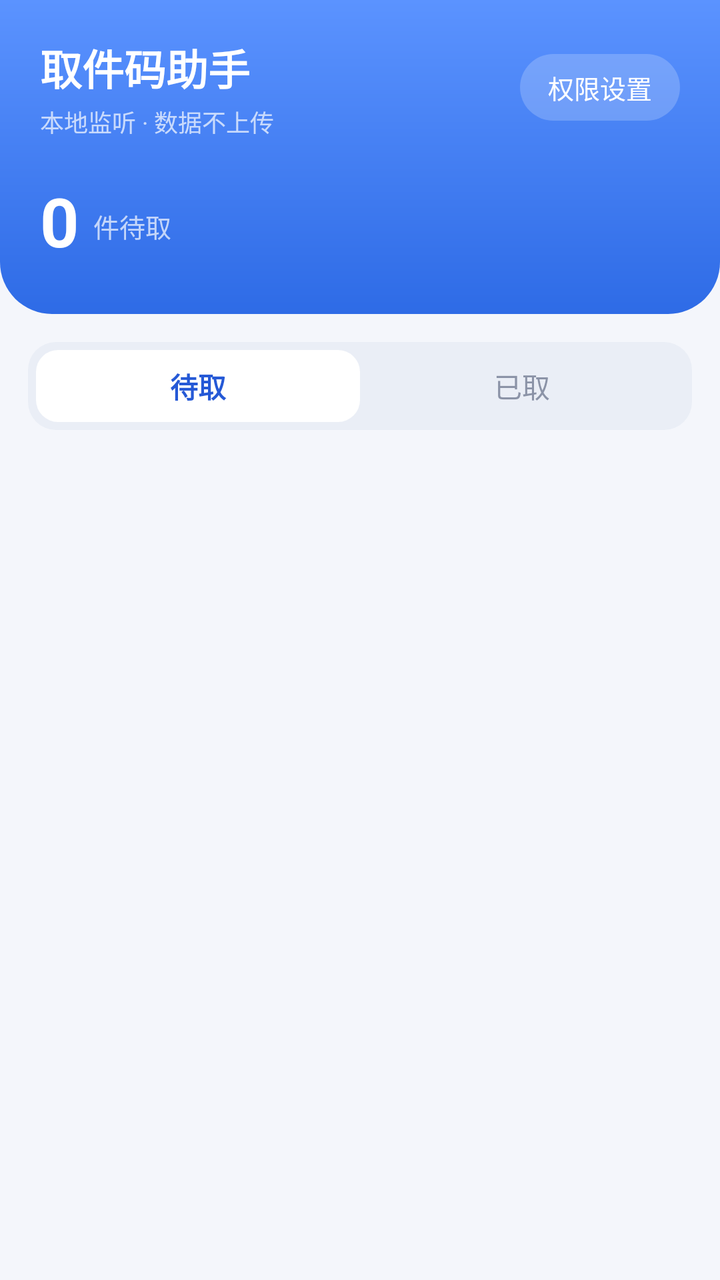
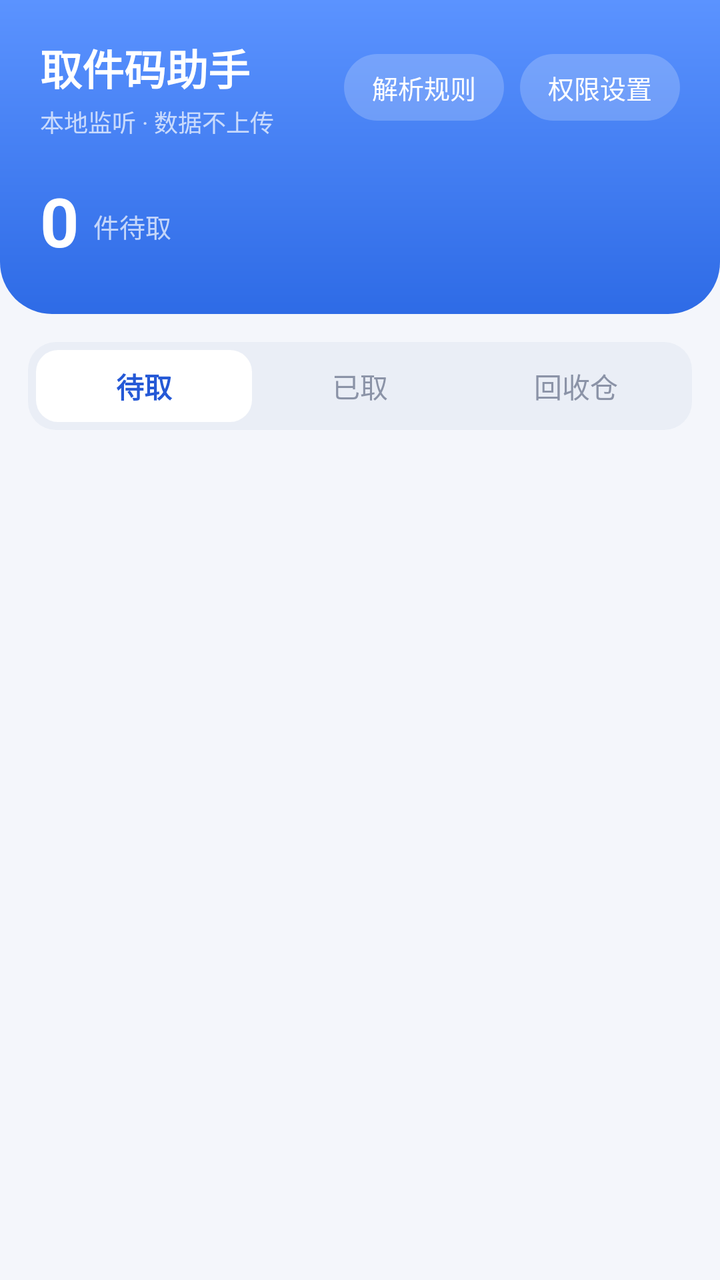

An Android layout rendered at two revisions. The XML below is the earlier revision; the diff shows what the commit changed to produce the second picture.
<!-- AndroidManifest.xml: application theme Theme.Pickup -->
<!-- res/layout/activity_main.xml -->
<?xml version="1.0" encoding="utf-8"?>
<LinearLayout xmlns:android="http://schemas.android.com/apk/res/android"
    android:layout_width="match_parent"
    android:layout_height="match_parent"
    android:background="@color/bg"
    android:orientation="vertical">

    
    <LinearLayout
        android:layout_width="match_parent"
        android:layout_height="wrap_content"
        android:background="@drawable/bg_header"
        android:orientation="vertical"
        android:paddingStart="20dp"
        android:paddingTop="18dp"
        android:paddingEnd="20dp"
        android:paddingBottom="24dp">

        <LinearLayout
            android:layout_width="match_parent"
            android:layout_height="wrap_content"
            android:gravity="center_vertical"
            android:orientation="horizontal">

            <LinearLayout
                android:layout_width="0dp"
                android:layout_height="wrap_content"
                android:layout_weight="1"
                android:orientation="vertical">

                <TextView
                    android:layout_width="wrap_content"
                    android:layout_height="wrap_content"
                    android:text="取件码助手"
                    android:textColor="#FFFFFF"
                    android:textSize="21sp"
                    android:textStyle="bold" />

                <TextView
                    android:layout_width="wrap_content"
                    android:layout_height="wrap_content"
                    android:layout_marginTop="3dp"
                    android:text="本地监听 · 数据不上传"
                    android:textColor="@color/white_70"
                    android:textSize="12sp" />
            </LinearLayout>

            <TextView
                android:id="@+id/btn_settings"
                android:layout_width="wrap_content"
                android:layout_height="wrap_content"
                android:background="@drawable/bg_header_btn"
                android:paddingStart="14dp"
                android:paddingTop="7dp"
                android:paddingEnd="14dp"
                android:paddingBottom="7dp"
                android:text="权限设置"
                android:textColor="#FFFFFF"
                android:textSize="13sp" />
        </LinearLayout>

        <LinearLayout
            android:layout_width="match_parent"
            android:layout_height="wrap_content"
            android:layout_marginTop="18dp"
            android:gravity="bottom"
            android:orientation="horizontal">

            <TextView
                android:id="@+id/txt_stat_count"
                android:layout_width="wrap_content"
                android:layout_height="wrap_content"
                android:text="0"
                android:textColor="#FFFFFF"
                android:textSize="34sp"
                android:textStyle="bold" />

            <TextView
                android:layout_width="wrap_content"
                android:layout_height="wrap_content"
                android:layout_marginStart="7dp"
                android:layout_marginBottom="5dp"
                android:text="件待取"
                android:textColor="@color/white_70"
                android:textSize="13sp" />
        </LinearLayout>
    </LinearLayout>

    
    <ScrollView
        android:layout_width="match_parent"
        android:layout_height="wrap_content"
        android:scrollbars="none">

        <LinearLayout
            android:id="@+id/perm_card"
            android:layout_width="match_parent"
            android:layout_height="wrap_content"
            android:layout_marginStart="14dp"
            android:layout_marginTop="14dp"
            android:layout_marginEnd="14dp"
            android:background="@drawable/bg_card"
            android:orientation="vertical"
            android:padding="16dp"
            android:visibility="gone">

            <TextView
                android:layout_width="wrap_content"
                android:layout_height="wrap_content"
                android:text="还需开启以下权限"
                android:textColor="@color/text_main"
                android:textSize="15sp"
                android:textStyle="bold" />

            <TextView
                android:layout_width="match_parent"
                android:layout_height="wrap_content"
                android:layout_marginTop="4dp"
                android:text="开启后收到快递短信或通知会自动识别取件码"
                android:textColor="@color/text_sub"
                android:textSize="12sp" />

            <LinearLayout
                android:id="@+id/perm_container"
                android:layout_width="match_parent"
                android:layout_height="wrap_content"
                android:layout_marginTop="4dp"
                android:orientation="vertical" />
        </LinearLayout>
    </ScrollView>

    
    <LinearLayout
        android:layout_width="match_parent"
        android:layout_height="44dp"
        android:layout_marginStart="14dp"
        android:layout_marginTop="14dp"
        android:layout_marginEnd="14dp"
        android:background="@drawable/bg_segment"
        android:orientation="horizontal"
        android:padding="4dp">

        <TextView
            android:id="@+id/tab_pending"
            android:layout_width="0dp"
            android:layout_height="match_parent"
            android:layout_weight="1"
            android:background="@drawable/bg_tab_selected"
            android:gravity="center"
            android:text="待取"
            android:textColor="@color/primary_dark"
            android:textSize="14sp"
            android:textStyle="bold" />

        <TextView
            android:id="@+id/tab_done"
            android:layout_width="0dp"
            android:layout_height="match_parent"
            android:layout_weight="1"
            android:background="@drawable/bg_tab_normal"
            android:gravity="center"
            android:text="已取"
            android:textColor="@color/text_sub"
            android:textSize="14sp" />
    </LinearLayout>

    
    <FrameLayout
        android:layout_width="match_parent"
        android:layout_height="0dp"
        android:layout_weight="1">

        <androidx.recyclerview.widget.RecyclerView
            android:id="@+id/list"
            android:layout_width="match_parent"
            android:layout_height="match_parent"
            android:clipToPadding="false"
            android:paddingStart="14dp"
            android:paddingTop="12dp"
            android:paddingEnd="14dp"
            android:paddingBottom="20dp"
            android:scrollbars="none" />

        <LinearLayout
            android:id="@+id/empty"
            android:layout_width="wrap_content"
            android:layout_height="wrap_content"
            android:layout_gravity="center"
            android:gravity="center"
            android:orientation="vertical"
            android:visibility="gone">

            <TextView
                android:layout_width="wrap_content"
                android:layout_height="wrap_content"
                android:text="📦"
                android:textSize="52sp" />

            <TextView
                android:id="@+id/txt_empty_title"
                android:layout_width="wrap_content"
                android:layout_height="wrap_content"
                android:layout_marginTop="12dp"
                android:text="还没有取件码"
                android:textColor="@color/text_main"
                android:textSize="15sp"
                android:textStyle="bold" />

            <TextView
                android:id="@+id/txt_empty_sub"
                android:layout_width="wrap_content"
                android:layout_height="wrap_content"
                android:layout_marginTop="6dp"
                android:gravity="center"
                android:text="收到快递短信或通知\n取件码会自动出现在这里"
                android:textColor="@color/text_hint"
                android:textSize="13sp" />
        </LinearLayout>
    </FrameLayout>
</LinearLayout>
<!-- resources referenced by this layout -->
<resources>
  <color name="bg">#F4F6FB</color>
  <color name="primary_dark">#2559D6</color>
  <color name="text_hint">#AAB2C2</color>
  <color name="text_main">#1A1D26</color>
  <color name="text_sub">#8B93A7</color>
  <color name="white_70">#B3FFFFFF</color>
  <!-- drawable bg_card (drawable) -->
  <?xml version="1.0" encoding="utf-8"?>
  <shape xmlns:android="http://schemas.android.com/apk/res/android"
      android:shape="rectangle">
      <solid android:color="@color/card" />
      <corners android:radius="18dp" />
      <stroke
          android:width="1dp"
          android:color="@color/divider" />
  </shape>
  <!-- drawable bg_header (drawable) -->
  <?xml version="1.0" encoding="utf-8"?>
  <shape xmlns:android="http://schemas.android.com/apk/res/android"
      android:shape="rectangle">
      <gradient
          android:angle="270"
          android:startColor="@color/header_start"
          android:endColor="@color/header_end"
          android:type="linear" />
      <corners
          android:bottomLeftRadius="26dp"
          android:bottomRightRadius="26dp" />
  </shape>
  <!-- drawable bg_header_btn (drawable) -->
  <?xml version="1.0" encoding="utf-8"?>
  <shape xmlns:android="http://schemas.android.com/apk/res/android"
      android:shape="rectangle">
      <solid android:color="@color/white_20" />
      <corners android:radius="20dp" />
  </shape>
  <!-- drawable bg_segment (drawable) -->
  <?xml version="1.0" encoding="utf-8"?>
  <shape xmlns:android="http://schemas.android.com/apk/res/android"
      android:shape="rectangle">
      <solid android:color="#EAEEF6" />
      <corners android:radius="14dp" />
  </shape>
  <!-- drawable bg_tab_normal (drawable) -->
  <?xml version="1.0" encoding="utf-8"?>
  <shape xmlns:android="http://schemas.android.com/apk/res/android"
      android:shape="rectangle">
      <solid android:color="@android:color/transparent" />
      <corners android:radius="11dp" />
  </shape>
  <!-- drawable bg_tab_selected (drawable) -->
  <?xml version="1.0" encoding="utf-8"?>
  <shape xmlns:android="http://schemas.android.com/apk/res/android"
      android:shape="rectangle">
      <solid android:color="@color/card" />
      <corners android:radius="11dp" />
  </shape>
  <style name="Theme.Pickup" parent="Theme.MaterialComponents.Light.NoActionBar">
          <item name="colorPrimary">@color/primary</item>
          <item name="colorPrimaryVariant">@color/primary_dark</item>
          <item name="colorOnPrimary">#FFFFFF</item>
          <item name="colorAccent">@color/primary</item>
          <item name="android:statusBarColor">@color/header_start</item>
          <item name="android:windowLightStatusBar">false</item>
          <item name="android:windowBackground">@color/bg</item>
          <item name="materialButtonStyle">@style/PickupButton</item>
      </style>
  <color name="card">#FFFFFF</color>
  <color name="divider">#EEF1F6</color>
  <color name="header_start">#5B93FF</color>
  <color name="header_end">#2E6BE6</color>
  <color name="white_20">#33FFFFFF</color>
  <color name="primary">#3D7EFF</color>
  <style name="PickupButton" parent="Widget.MaterialComponents.Button">
          <item name="cornerRadius">12dp</item>
          <item name="android:textAllCaps">false</item>
          <item name="android:letterSpacing">0</item>
          <item name="android:textStyle">bold</item>
      </style>
</resources>

<!-- the commit's change to res/layout/activity_main.xml (unified diff, before → after) -->
@@ -46,9 +46,23 @@
             </LinearLayout>
 
             <TextView
+                android:id="@+id/btn_rules"
+                android:layout_width="wrap_content"
+                android:layout_height="wrap_content"
+                android:background="@drawable/bg_header_btn"
+                android:paddingStart="14dp"
+                android:paddingTop="7dp"
+                android:paddingEnd="14dp"
+                android:paddingBottom="7dp"
+                android:text="解析规则"
+                android:textColor="#FFFFFF"
+                android:textSize="13sp" />
+
+            <TextView
                 android:id="@+id/btn_settings"
                 android:layout_width="wrap_content"
                 android:layout_height="wrap_content"
+                android:layout_marginStart="8dp"
                 android:background="@drawable/bg_header_btn"
                 android:paddingStart="14dp"
                 android:paddingTop="7dp"
@@ -105,6 +119,7 @@
             android:visibility="gone">
 
             <TextView
+                android:id="@+id/txt_perm_title"
                 android:layout_width="wrap_content"
                 android:layout_height="wrap_content"
                 android:text="还需开启以下权限"
@@ -162,6 +177,17 @@
             android:text="已取"
             android:textColor="@color/text_sub"
             android:textSize="14sp" />
+
+        <TextView
+            android:id="@+id/tab_recycle"
+            android:layout_width="0dp"
+            android:layout_height="match_parent"
+            android:layout_weight="1"
+            android:background="@drawable/bg_tab_normal"
+            android:gravity="center"
+            android:text="回收仓"
+            android:textColor="@color/text_sub"
+            android:textSize="14sp" />
     </LinearLayout>
 
     
